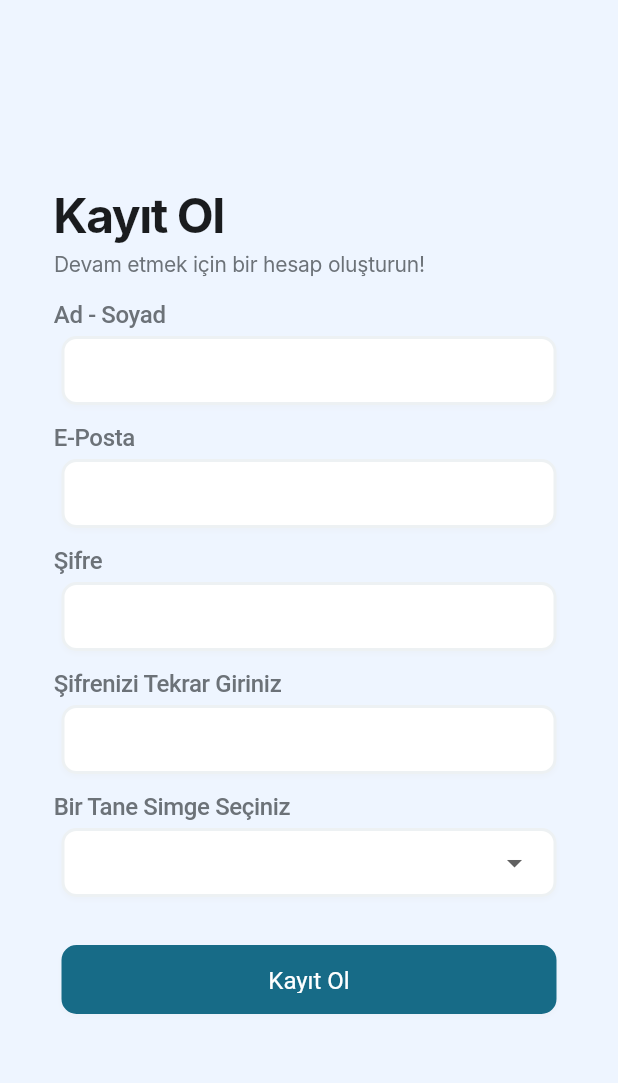
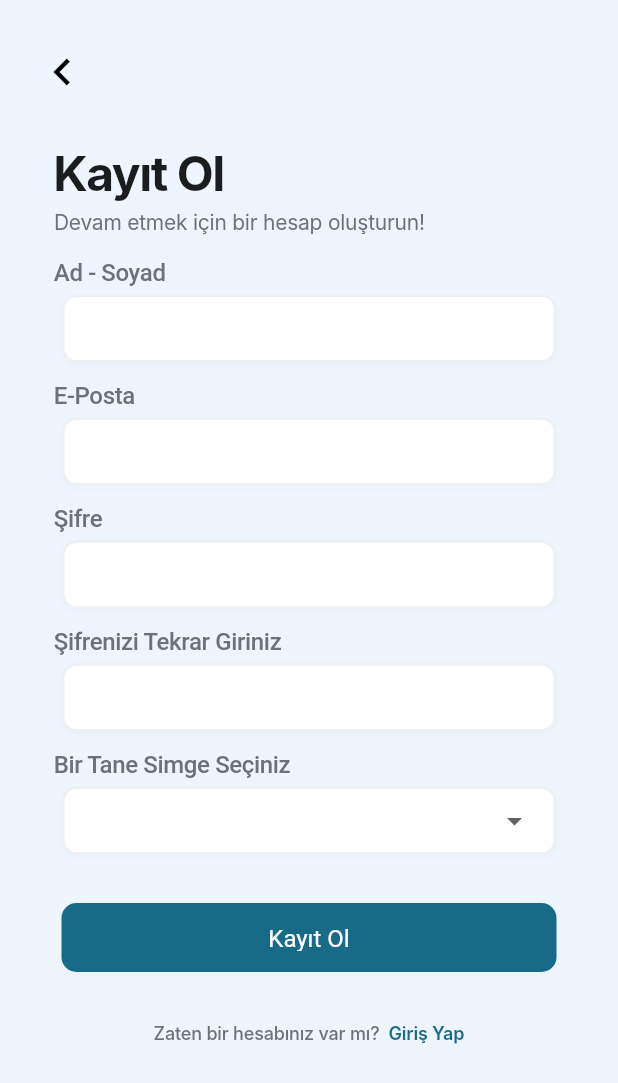
Before and after one commit to BerkErdgn/MotiX, a Flutter app: the screen it shows after launch, on a phone screen of 412 x 824 dp. Shown: the top 1083 px of the screen. Run offline on Flutter 3.47's test engine with Material 3 defaults, Android fonts, the phone set to English and light mode, and no system bars; Roboto replaces fonts that are missing (Inter, Plus Jakarta Sans).

Commit message:
register-page

```diff
--- a/lib/main.dart
+++ b/lib/main.dart
@@ -12,6 +12,7 @@ class MyApp extends StatelessWidget {
   @override
   Widget build(BuildContext context) {
     return MaterialApp(
+      debugShowCheckedModeBanner: false,
       title: 'Flutter Demo',
       theme: ThemeData(
         // This is the theme of your application.
--- a/lib/register_page.dart
+++ b/lib/register_page.dart
@@ -5,16 +5,17 @@ class RegisterPage extends StatelessWidget {
   @override
   Widget build(BuildContext context) {
     return MaterialApp(
+      debugShowCheckedModeBanner: false,
       home: Scaffold(
         backgroundColor: Color(0xFFEEF5FF),
         body: SingleChildScrollView(
-          // En dıştaki Container'ı sarmalayın
           child: SafeArea(
             child: Padding(
               padding: const EdgeInsets.only(top: 16),
               child: Container(
                 child: Column(
                   children: [
+                    OkIsareti(),
                     SignUpText(), //SignUpText
                     Title(), // NAME AND SURNAME Title
                     InputArea(), // NAME AND SURNAME InputArea
@@ -26,11 +27,12 @@ class RegisterPage extends StatelessWidget {
                     InputArea4(), // PASSWORD VERIFY InputArea
                     Title5(),
                     InputArea5(),
-
                     Padding(
                       padding: const EdgeInsets.all(32.0),
                       child: CombinedButton(),
                     ),
+
+                    SignUp(),
                   ],
                 ),
               ),
@@ -41,7 +43,6 @@ class RegisterPage extends StatelessWidget {
     );
   }
 }
-
 ////////////////////////////////////////////
 
 //KAYIT OL YAZISININ OLDUĞU KODLAR//
@@ -50,7 +51,7 @@ class SignUpText extends StatelessWidget {
   @override
   Widget build(BuildContext context) {
     return Container(
-      margin: EdgeInsets.only(top: 100, left: 36),
+      margin: EdgeInsets.only(top: 16, left: 36),
       child: Column(
         children: [
           Container(
@@ -548,6 +549,8 @@ class _InputArea5State extends State<InputArea5> {
 
 //////////////////////////////////////////////////////////////////////////
 
+//KAYIT OL BUTONU//
+
 class CombinedButton extends StatelessWidget {
   @override
   Widget build(BuildContext context) {
@@ -590,3 +593,87 @@ class CombinedButton extends StatelessWidget {
   }
 }
 /////////////////////////////////////////////////////////////////////////////
+
+//LOGIN EKRANINA YÖNLENDİREN KODLAR//
+
+class SignUp extends StatelessWidget {
+  @override
+  Widget build(BuildContext context) {
+    return Column(
+      children: [
+        Container(
+          width: 327,
+          height: 17,
+          child: Row(
+            mainAxisSize: MainAxisSize.min,
+            mainAxisAlignment: MainAxisAlignment.center,
+            crossAxisAlignment: CrossAxisAlignment.center,
+            children: [
+              Text(
+                'Zaten bir hesabınız var mı?',
+                style: TextStyle(
+                  color: Color(0xFF6C7278),
+                  fontSize: 12,
+                  fontFamily: 'Inter',
+                  fontWeight: FontWeight.w500,
+                  height: 0.12,
+                  letterSpacing: -0.12,
+                ),
+              ),
+              const SizedBox(width: 6),
+              Text(
+                'Giriş Yap',
+                style: TextStyle(
+                  color: Color(0xFF176B87),
+                  fontSize: 12,
+                  fontFamily: 'Inter',
+                  fontWeight: FontWeight.w600,
+                  height: 0.12,
+                  letterSpacing: -0.12,
+                ),
+              ),
+            ],
+          ),
+        ),
+      ],
+    );
+  }
+}
+
+/////////////////////////////////////////////////////////////////////////////
+
+class OkIsareti extends StatelessWidget {
+  static const IconData chevron_left = IconData(
+    0xe15e,
+    fontFamily: 'MaterialIcons',
+    matchTextDirection: true,
+  );
+
+  @override
+  Widget build(BuildContext context) {
+    return Column(
+      children: [
+        Container(
+          width: 48,
+          height: 48,
+          margin: EdgeInsets.only(top: 8, right: 329), // Burada margin ekledim
+          padding: EdgeInsets.zero,
+          clipBehavior: Clip.antiAlias,
+          decoration: BoxDecoration(),
+          child: Row(
+            mainAxisSize: MainAxisSize.min,
+            mainAxisAlignment: MainAxisAlignment.center,
+            crossAxisAlignment: CrossAxisAlignment.center,
+            children: [
+              Icon(
+                chevron_left,
+                color: Colors.black,
+                size: 36.0,
+              ),
+            ],
+          ),
+        ),
+      ],
+    );
+  }
+}
```
